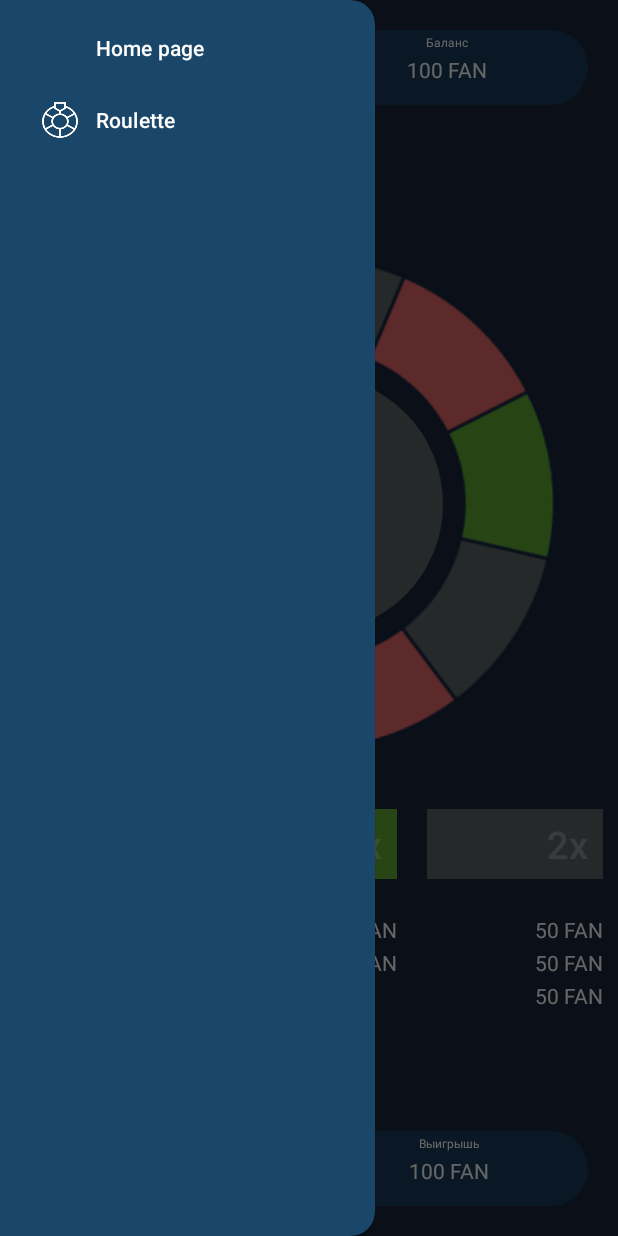
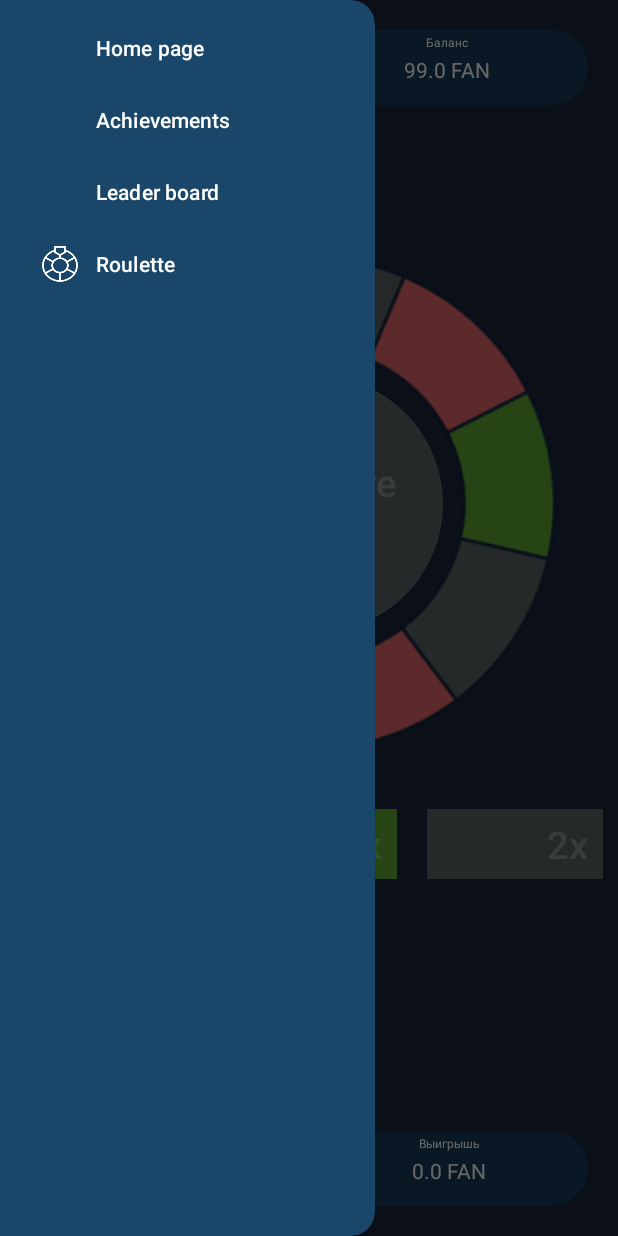
Before and after one commit to VashaAkulka/FortunaFun, an Android app: the screen it shows after launch (MainActivity), after a tap on an icon or button, on a phone screen of 412 x 824 dp. Run offline under Robolectric (Android 15) with nearby library versions, the phone set to English and light mode, and no system bars; 3 other taps on this screen came first.

Commit message:
ALL Function

```diff
--- a/app/src/main/java/com/example/roulet/Fantiki.java
+++ b/app/src/main/java/com/example/roulet/Fantiki.java
@@ -1,11 +1,43 @@
 package com.example.roulet;
+
+import android.view.View;
+import android.widget.TextView;
+
 
 public class Fantiki {
     static double currentFantiki = 100;
     static double bet = 1;
+    static double betOnRed = 0;
+    static double betOnGreen = 0;
+    static double betOnBlack = 0;
 
-    static void loseOrWin(boolean result){
-        if (result) currentFantiki =- bet;
-        else currentFantiki += bet;
+    static void loseOrWin(String text, View v) {
+        TextView winningView = (TextView)v;
+        double win = 0;
+
+        switch (text) {
+            case "#e8696b": win = betOnRed * 2; break;
+            case "#5d6766": win = betOnBlack * 2; break;
+            case "#62ae34": win = betOnGreen * 5;
+        }
+
+        winningView.setText("" + win + " FAN");
+        currentFantiki += win;
+    }
+
+    static void ViewFantiki(View v) {
+        TextView balanceView = (TextView)v;
+        balanceView.setText("" + Fantiki.currentFantiki + " FAN");
+    }
+
+    static void ViewBet(View v) {
+        TextView betView = (TextView)v;
+        betView.setText("" + Fantiki.bet);
+    }
+
+    static void ZeroBetOnColor() {
+        Fantiki.betOnRed = 0;
+        Fantiki.betOnBlack = 0;
+        Fantiki.betOnGreen = 0;
     }
 }
--- a/app/src/main/java/com/example/roulet/MainActivity.java
+++ b/app/src/main/java/com/example/roulet/MainActivity.java
@@ -5,67 +5,158 @@ import androidx.core.view.GravityCompat;
 import androidx.drawerlayout.widget.DrawerLayout;
 
 import android.graphics.Color;
+import android.media.MediaPlayer;
 import android.os.Bundle;
 import android.view.View;
 import android.widget.Button;
+import android.widget.ImageView;
 import android.widget.TextView;
+
 
 
 public class MainActivity extends AppCompatActivity {
 
     private int degree = 0;
+    MediaPlayer music;
 
     @Override
     protected void onCreate(Bundle savedInstanceState) {
         super.onCreate(savedInstanceState);
         setContentView(R.layout.activity_main);
 
+
+        Fantiki.ViewFantiki(findViewById(R.id.balanceView));
+        Fantiki.ViewBet(findViewById(R.id.betView));
+        music = MediaPlayer.create(this, R.raw.music);
+        music.setLooping(true);
+        music.start();
     }
 
-
     public void changeBet(View v) {
-        TextView bet = findViewById(R.id.bet);
-
         if (v.getId() == R.id.buttonMinus) {
             if (Fantiki.bet > 1) Fantiki.bet -= Math.pow(10, Math.floor(Math.log10(Fantiki.bet))) / 2;
         }
         else Fantiki.bet += Math.pow(10, Math.floor(Math.log10(Fantiki.bet))) / 2;
 
-        bet.setText("" + Fantiki.bet);
+        Fantiki.ViewBet(findViewById(R.id.betView));
     }
 
     public void rotateRoulette(View v) {
         degree += (Math.random() * 360) + 1440;
-        findViewById(R.id.roulette).animate().rotation(degree).setDuration(4000).withEndAction(new Runnable() {
-            @Override
-            public void run() {
+        findViewById(R.id.roulette).animate().rotation(degree).setDuration(4000).withEndAction(() -> {
             int number = (degree % 360) / 40;
+            String color = null;
+
             switch (number) {
                 case 0:
                 case 2:
                 case 5:
                 case 7:
-                        v.setBackgroundColor(Color.parseColor("#e8696b"));
-                        ((Button) v).setText("Red");
+                    color = "#e8696b";
                     break;
                 case 1:
                 case 3:
                 case 6:
                 case 8:
-                        v.setBackgroundColor(Color.parseColor("#5d6766"));
-                        ((Button) v).setText("Black");
+                    color ="#5d6766";
                     break;
                 case 4:
-                        v.setBackgroundColor(Color.parseColor("#62ae34"));
-                        ((Button) v).setText("Green");
+                    color = "#62ae34";
+            }
+
+            Fantiki.loseOrWin(color, findViewById(R.id.winningView));
+            Fantiki.ViewFantiki(findViewById(R.id.balanceView));
+
+            v.setBackgroundColor(Color.parseColor(color));
+            ((Button) v).setText("Сделайте ставку");
+
+            clearBetView();
+            Fantiki.ZeroBetOnColor();
+            switchEnableButton(true);
+            findViewById(R.id.restartBet).setEnabled(true);
+
+        }).withStartAction(() -> {
+            switchEnableButton(false);
+            v.setEnabled(false);
+            findViewById(R.id.restartBet).setEnabled(false);
+        });
+
+    }
+
+    public void betOnColor(View v) {
+        TextView betOnColor;
+        int betOnColorId;
+        double betOnColorValue;
+        Button roulette = findViewById(R.id.buttonRoulette);
+
+        if (Fantiki.currentFantiki >= Fantiki.bet) {
+            if (v.getId() == R.id.buttonRed) {
+                betOnColorId = R.id.textViewRed;
+                Fantiki.betOnRed += Fantiki.bet;
+                betOnColorValue = Fantiki.betOnRed;
+            } else if (v.getId() == R.id.buttonBlack) {
+                betOnColorId = R.id.textViewBlack;
+                Fantiki.betOnBlack += Fantiki.bet;
+                betOnColorValue = Fantiki.betOnBlack;
+            } else {
+                betOnColorId = R.id.textViewGreen;
+                Fantiki.betOnGreen += Fantiki.bet;
+                betOnColorValue = Fantiki.betOnGreen;
+            }
+
+            betOnColor = findViewById(betOnColorId);
+            betOnColor.setText("" + betOnColorValue + " FAN");
+
+            Fantiki.currentFantiki -= Fantiki.bet;
+            Fantiki.ViewFantiki(findViewById(R.id.balanceView));
+            roulette.setEnabled(true);
+            roulette.setText("Крутить!");
         }
     }
-        });
 
+    public void restartBet(View v) {
+        Button roulette = findViewById(R.id.buttonRoulette);
+
+        Fantiki.currentFantiki += Fantiki.betOnBlack + Fantiki.betOnRed + Fantiki.betOnGreen;
+        clearBetView();
+        Fantiki.ZeroBetOnColor();
+        Fantiki.ViewFantiki(findViewById(R.id.balanceView));
+
+        roulette.setEnabled(false);
+        roulette.setText("Сделайте ставку");
+    }
+
+    public void switchEnableButton(boolean fl) {
+        findViewById(R.id.buttonBlack).setEnabled(fl);
+        findViewById(R.id.buttonRed).setEnabled(fl);
+        findViewById(R.id.buttonGreen).setEnabled(fl);
+    }
+
+    public void clearBetView() {
+        int[] textViewIds = {R.id.textViewRed, R.id.textViewBlack, R.id.textViewGreen};
+        for (int textViewId : textViewIds) {
+            TextView textView = findViewById(textViewId);
+            textView.setText("");
+        }
     }
 
     public void navigationPanel(View v) {
         DrawerLayout drawerLayout = findViewById(R.id.drawerLayout);
         drawerLayout.openDrawer(GravityCompat.START);
     }
+
+
+
+
+    int[] imageIds = {R.drawable.icon_without_sound, R.drawable.icon_with_sound};
+    int currentImageIndex = 0;
+
+    public void switchSound(View v) {
+        if (music.isPlaying()) music.pause();
+        else music.start();
+
+        ImageView imageView = (ImageView) v;
+        imageView.setImageResource(imageIds[currentImageIndex]);
+        currentImageIndex = (currentImageIndex + 1) % imageIds.length;
     }
+}
--- a/app/src/main/res/layout/activity_main.xml
+++ b/app/src/main/res/layout/activity_main.xml
@@ -27,11 +27,12 @@
                 app:srcCompat="@drawable/icon_menu" />
 
             <ImageView
-                android:id="@+id/imageView"
+                android:id="@+id/restartBet"
                 android:layout_width="0dp"
                 android:layout_height="50dp"
+                android:layout_margin="15dp"
                 android:layout_weight="0.2"
-                android:layout_margin="15dp"
+                android:onClick="restartBet"
                 app:srcCompat="@drawable/baseline_cached_24" />
 
             <ImageView
@@ -40,6 +41,7 @@
                 android:layout_height="50dp"
                 android:layout_margin="15dp"
                 android:layout_weight="0.15"
+                android:onClick="switchSound"
                 app:srcCompat="@drawable/icon_with_sound" />
 
             <LinearLayout
@@ -70,11 +72,11 @@
                     android:layout_weight="1">
 
                     <TextView
+                        android:id="@+id/balanceView"
                         android:layout_width="match_parent"
                         android:layout_height="match_parent"
                         android:textColor="#FFFFFF"
-                        android:gravity="center|top"
-                        android:text="100 FAN"/>
+                        android:gravity="center|top" />
                 </LinearLayout>
             </LinearLayout>
 
@@ -100,6 +102,7 @@
             android:layout_width="180dp"
             android:layout_height="180dp"
             android:backgroundTint="#173d5b"
+            android:enabled="false"
 
             android:clickable="false"
             android:onClick="rotateRoulette"
@@ -133,6 +136,7 @@
                 android:layout_weight="1"
                 android:backgroundTint="#e8696b"
                 android:gravity="right|bottom"
+                android:onClick="betOnColor"
                 android:paddingRight="10dp"
                 android:text="2x"
                 android:textColor="#50FFFFFF"
@@ -147,6 +151,7 @@
                 android:layout_weight="1"
                 android:backgroundTint="#62ae34"
                 android:gravity="right|bottom"
+                android:onClick="betOnColor"
                 android:paddingRight="10dp"
                 android:text="5x"
                 android:textColor="#50FFFFFF"
@@ -161,6 +166,7 @@
                 android:layout_weight="1"
                 android:backgroundTint="#5d6766"
                 android:gravity="right|bottom"
+                android:onClick="betOnColor"
                 android:paddingRight="10dp"
                 android:text="2x"
                 android:textColor="#50FFFFFF"
@@ -179,10 +185,10 @@
                 android:layout_weight="1">
 
                 <TextView
+                    android:id="@+id/textViewRed"
                     android:layout_width="match_parent"
                     android:layout_height="match_parent"
                     android:layout_margin="10dp"
-                    android:text="150 FAN"
                     android:lineSpacingExtra="6dp"
                     android:textColor="#FFFFFF"
                     android:gravity="end" />
@@ -194,10 +200,10 @@
                 android:layout_weight="1">
 
                 <TextView
+                    android:id="@+id/textViewGreen"
                     android:layout_width="match_parent"
                     android:layout_height="match_parent"
                     android:layout_margin="10dp"
-                    android:text="75 FAN\n75 FAN"
                     android:lineSpacingExtra="6dp"
                     android:textColor="#FFFFFF"
                     android:gravity="end" />
@@ -209,11 +215,11 @@
                 android:layout_weight="1">
 
                 <TextView
+                    android:id="@+id/textViewBlack"
                     android:layout_width="match_parent"
                     android:layout_height="match_parent"
                     android:layout_margin="10dp"
                     android:lineSpacingExtra="6dp"
-                    android:text="50 FAN\n50 FAN\n50 FAN"
                     android:textColor="#FFFFFF"
                     android:gravity="end" />
             </LinearLayout>
@@ -271,13 +277,12 @@
                         android:layout_weight="1">
 
                         <TextView
-                            android:id = "@+id/bet"
+                            android:id = "@+id/betView"
                             android:layout_width="0dp"
                             android:layout_weight="2"
                             android:layout_height="match_parent"
                             android:textColor="#FFFFFF"
-                            android:gravity="center|top"
-                            android:text="1"/>
+                            android:gravity="center|top" />
                     </LinearLayout>
 
                 </LinearLayout>
@@ -328,11 +333,11 @@
                     android:orientation="horizontal">
 
                     <TextView
+                        android:id="@+id/winningView"
                         android:layout_width="match_parent"
                         android:layout_height="match_parent"
                         android:textColor="#FFFFFF"
-                        android:gravity="center|top"
-                        android:text="100 FAN"/>
+                        android:gravity="center|top" />
                 </LinearLayout>
 
             </LinearLayout>
--- a/app/src/main/res/menu/main_menu.xml
+++ b/app/src/main/res/menu/main_menu.xml
@@ -3,9 +3,17 @@
     <item
         android:id = "@+id/home_page"
         android:title="Home page" />
+    <item
+        android:id = "@+id/achievements"
+        android:title="Achievements" />
+    <item
+        android:id = "@+id/leader_board"
+        android:title="Leader board" />
 
     <item
         android:id = "@+id/menu_roulette"
         android:icon="@drawable/icon_roulette"
         android:title="Roulette" />
+
+
 </menu>
```
Also changed, not shown: 1 other file. Lines whose indentation alone changed are shown as unchanged.
